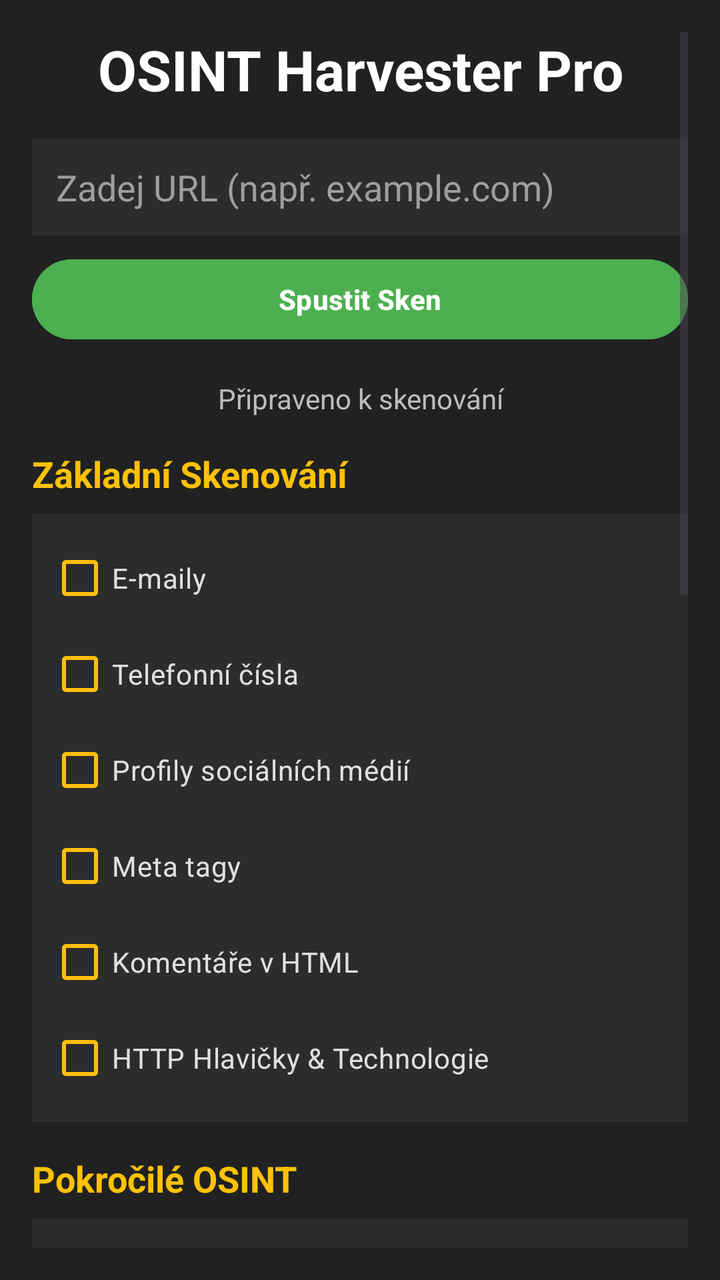
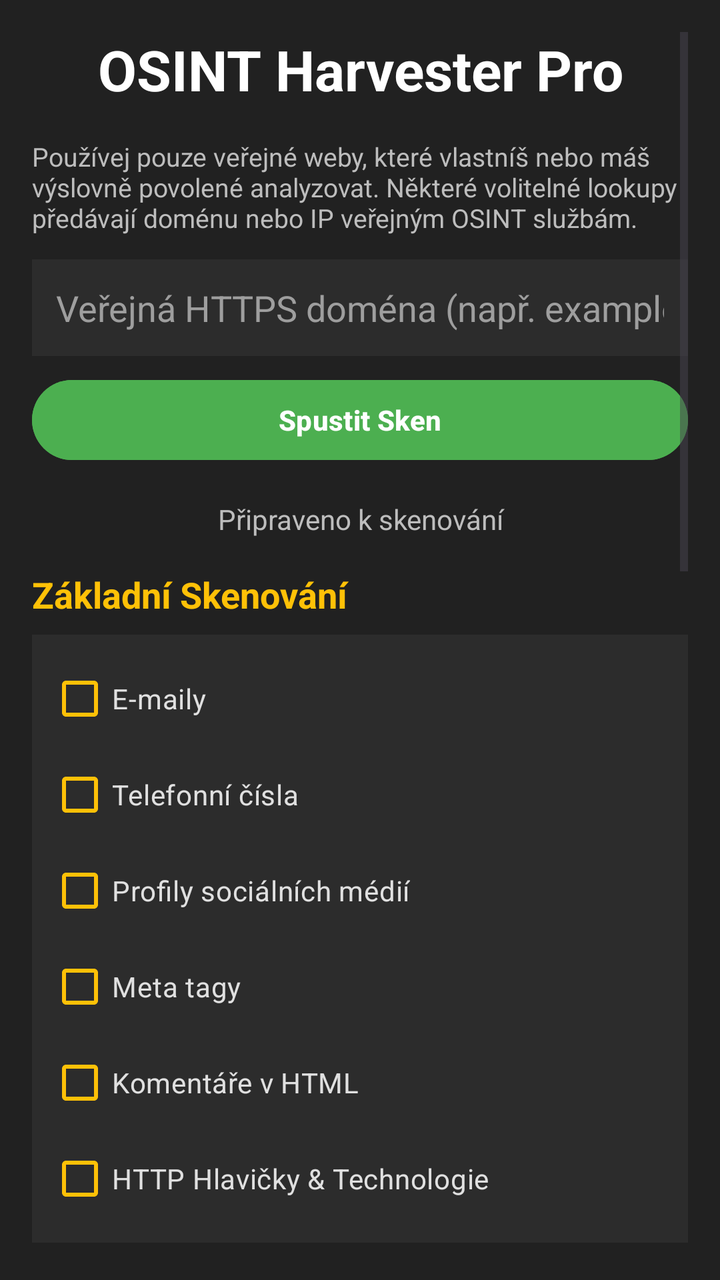

Two renders of the same Android screen: before a commit and after it. Below are the layout's source before the change and the commit's diff.
<!-- AndroidManifest.xml: application theme Theme.OsintHarvester -->
<!-- res/layout/activity_main.xml -->
<?xml version="1.0" encoding="utf-8"?>
<ScrollView xmlns:android="http://schemas.android.com/apk/res/android"
    xmlns:tools="http://schemas.android.com/tools"
    android:layout_width="match_parent"
    android:layout_height="match_parent"
    android:padding="16dp"
    android:background="#212121"
    tools:context=".MainActivity">

    <LinearLayout
        android:layout_width="match_parent"
        android:layout_height="wrap_content"
        android:orientation="vertical">

        
        <TextView
            android:id="@+id/app_title"
            android:layout_width="match_parent"
            android:layout_height="wrap_content"
            android:text="OSINT Harvester Pro"
            android:textSize="28sp"
            android:textStyle="bold"
            android:textColor="#FFFFFF"
            android:gravity="center_horizontal"
            android:layout_marginBottom="16dp"/>

        
        <EditText
            android:id="@+id/url_input"
            android:layout_width="match_parent"
            android:layout_height="wrap_content"
            android:hint="Zadej URL (např. example.com)"
            android:textColorHint="#9E9E9E"
            android:inputType="textUri"
            android:background="#2C2C2C"
            android:padding="12dp"
            android:textColor="#E0E0E0"
            android:layout_marginBottom="8dp"/>

        
        <Button
            android:id="@+id/scan_button"
            android:layout_width="match_parent"
            android:layout_height="wrap_content"
            android:text="Spustit Sken"
            android:backgroundTint="#4CAF50"
            android:textColor="#FFFFFF"
            android:textStyle="bold"
            android:layout_marginBottom="16dp"/>

        
        <ProgressBar
            android:id="@+id/progress_bar"
            style="?android:attr/progressBarStyleHorizontal"
            android:layout_width="match_parent"
            android:layout_height="wrap_content"
            android:visibility="gone"
            android:indeterminate="true"
            android:indeterminateTint="#03A9F4"
            android:layout_marginBottom="8dp"/>

        <TextView
            android:id="@+id/status_text"
            android:layout_width="match_parent"
            android:layout_height="wrap_content"
            android:text="Připraveno k skenování"
            android:textColor="#BDBDBD"
            android:textSize="14sp"
            android:gravity="center_horizontal"
            android:layout_marginBottom="16dp"/>

        
        <TextView
            android:layout_width="match_parent"
            android:layout_height="wrap_content"
            android:text="Základní Skenování"
            android:textColor="#FFC107"
            android:textSize="18sp"
            android:textStyle="bold"
            android:layout_marginBottom="8dp"/>

        <LinearLayout
            android:layout_width="match_parent"
            android:layout_height="wrap_content"
            android:orientation="vertical"
            android:background="#2C2C2C"
            android:padding="8dp"
            android:layout_marginBottom="16dp">

            <CheckBox android:id="@+id/emails_check"
                android:layout_width="wrap_content"
                android:layout_height="wrap_content"
                android:text="E-maily"
                android:textColor="#E0E0E0"
                android:buttonTint="#FFC107"/>
            <CheckBox android:id="@+id/phones_check"
                android:layout_width="wrap_content"
                android:layout_height="wrap_content"
                android:text="Telefonní čísla"
                android:textColor="#E0E0E0"
                android:buttonTint="#FFC107"/>
            <CheckBox android:id="@+id/social_check"
                android:layout_width="wrap_content"
                android:layout_height="wrap_content"
                android:text="Profily sociálních médií"
                android:textColor="#E0E0E0"
                android:buttonTint="#FFC107"/>
            <CheckBox android:id="@+id/meta_tags_check"
                android:layout_width="wrap_content"
                android:layout_height="wrap_content"
                android:text="Meta tagy"
                android:textColor="#E0E0E0"
                android:buttonTint="#FFC107"/>
            <CheckBox android:id="@+id/comments_check"
                android:layout_width="wrap_content"
                android:layout_height="wrap_content"
                android:text="Komentáře v HTML"
                android:textColor="#E0E0E0"
                android:buttonTint="#FFC107"/>
            <CheckBox android:id="@+id/http_headers_check"
                android:layout_width="wrap_content"
                android:layout_height="wrap_content"
                android:text="HTTP Hlavičky &amp; Technologie"
                android:textColor="#E0E0E0"
                android:buttonTint="#FFC107"/>
        </LinearLayout>

        
        <TextView
            android:layout_width="match_parent"
            android:layout_height="wrap_content"
            android:text="Pokročilé OSINT"
            android:textColor="#FFC107"
            android:textSize="18sp"
            android:textStyle="bold"
            android:layout_marginBottom="8dp"/>

        <LinearLayout
            android:layout_width="match_parent"
            android:layout_height="wrap_content"
            android:orientation="vertical"
            android:background="#2C2C2C"
            android:padding="8dp"
            android:layout_marginBottom="16dp">

            <CheckBox android:id="@+id/subdomains_check"
                android:layout_width="wrap_content"
                android:layout_height="wrap_content"
                android:text="Subdomény (crt.sh)"
                android:textColor="#E0E0E0"
                android:buttonTint="#FFC107"/>

            <CheckBox android:id="@+id/deep_crawl_check"
                android:layout_width="wrap_content"
                android:layout_height="wrap_content"
                android:text="Hluboké skenování (Deep Crawl)"
                android:textColor="#E0E0E0"
                android:buttonTint="#FFC107"/>

            
            <TextView
                android:id="@+id/depth_label"
                android:layout_width="match_parent"
                android:layout_height="wrap_content"
                android:layout_marginStart="8dp"
                android:layout_marginTop="4dp"
                android:layout_marginBottom="4dp"
                android:textColor="#BDBDBD"
                android:text="Hloubka skenování: 1"
                android:textSize="14sp"/>

            <SeekBar
                android:id="@+id/depth_seekbar"
                android:layout_width="match_parent"
                android:layout_height="wrap_content"
                android:layout_marginBottom="8dp"
                android:progressTint="#03A9F4"
                android:thumbTint="#03A9F4"/>

            <CheckBox android:id="@+id/wayback_check"
                android:layout_width="wrap_content"
                android:layout_height="wrap_content"
                android:text="Wayback Machine"
                android:textColor="#E0E0E0"
                android:buttonTint="#FFC107"/>
            <CheckBox android:id="@+id/reverse_ip_check"
                android:layout_width="wrap_content"
                android:layout_height="wrap_content"
                android:text="Reverzní IP lookup"
                android:textColor="#E0E0E0"
                android:buttonTint="#FFC107"/>
            <CheckBox android:id="@+id/dns_records_check"
                android:layout_width="wrap_content"
                android:layout_height="wrap_content"
                android:text="DNS záznamy"
                android:textColor="#E0E0E0"
                android:buttonTint="#FFC107"/>
            <CheckBox android:id="@+id/whois_check"
                android:layout_width="wrap_content"
                android:layout_height="wrap_content"
                android:text="WHOIS informace"
                android:textColor="#E0E0E0"
                android:buttonTint="#FFC107"/>

            
            <CheckBox android:id="@+id/file_detect_check"
                android:layout_width="wrap_content"
                android:layout_height="wrap_content"
                android:text="Detekce skrytých souborů"
                android:textColor="#E0E0E0"
                android:buttonTint="#FFC107"/>

        </LinearLayout>

        
        <TextView
            android:layout_width="match_parent"
            android:layout_height="wrap_content"
            android:text="Bezpečnostní Analýza"
            android:textColor="#FFC107"
            android:textSize="18sp"
            android:textStyle="bold"
            android:layout_marginBottom="8dp"/>

        <LinearLayout
            android:layout_width="match_parent"
            android:layout_height="wrap_content"
            android:orientation="vertical"
            android:background="#2C2C2C"
            android:padding="8dp"
            android:layout_marginBottom="16dp">

            <CheckBox android:id="@+id/ssl_check"
                android:layout_width="wrap_content"
                android:layout_height="wrap_content"
                android:text="SSL certifikát"
                android:textColor="#E0E0E0"
                android:buttonTint="#FFC107"/>
            <CheckBox android:id="@+id/api_keys_check"
                android:layout_width="wrap_content"
                android:layout_height="wrap_content"
                android:text="Potenciální API klíče"
                android:textColor="#E0E0E0"
                android:buttonTint="#FFC107"/>
            <CheckBox android:id="@+id/error_check"
                android:layout_width="wrap_content"
                android:layout_height="wrap_content"
                android:text="Chybové zprávy"
                android:textColor="#E0E0E0"
                android:buttonTint="#FFC107"/>
            <CheckBox android:id="@+id/directories_check"
                android:layout_width="wrap_content"
                android:layout_height="wrap_content"
                android:text="Běžné adresáře"
                android:textColor="#E0E0E0"
                android:buttonTint="#FFC107"/>
            <CheckBox android:id="@+id/robots_txt_check"
                android:layout_width="wrap_content"
                android:layout_height="wrap_content"
                android:text="robots.txt a Disallow"
                android:textColor="#E0E0E0"
                android:buttonTint="#FFC107"/>
        </LinearLayout>

        
        <TextView
            android:layout_width="match_parent"
            android:layout_height="wrap_content"
            android:text="Výsledky Skenování"
            android:textColor="#FFC107"
            android:textSize="18sp"
            android:textStyle="bold"
            android:layout_marginBottom="8dp"/>

        <LinearLayout
            android:id="@+id/results_container"
            android:layout_width="match_parent"
            android:layout_height="wrap_content"
            android:orientation="vertical"
            android:background="#2C2C2C"
            android:padding="8dp"/>
    </LinearLayout>
</ScrollView>
<!-- resources referenced by this layout -->
<resources>
  <style name="Theme.OsintHarvester" parent="Base.Theme.OsintHarvester" />
  <style name="Base.Theme.OsintHarvester" parent="Theme.Material3.DayNight.NoActionBar">
          
          
      </style>
</resources>

<!-- the commit's change to res/layout/activity_main.xml (unified diff, before → after) -->
@@ -24,12 +24,20 @@
             android:gravity="center_horizontal"
             android:layout_marginBottom="16dp"/>
 
+        <TextView
+            android:layout_width="match_parent"
+            android:layout_height="wrap_content"
+            android:text="Používej pouze veřejné weby, které vlastníš nebo máš výslovně povolené analyzovat. Některé volitelné lookupy předávají doménu nebo IP veřejným OSINT službám."
+            android:textColor="#BDBDBD"
+            android:textSize="13sp"
+            android:layout_marginBottom="12dp"/>
+
         
         <EditText
             android:id="@+id/url_input"
             android:layout_width="match_parent"
             android:layout_height="wrap_content"
-            android:hint="Zadej URL (např. example.com)"
+            android:hint="Veřejná HTTPS doména (např. example.com)"
             android:textColorHint="#9E9E9E"
             android:inputType="textUri"
             android:background="#2C2C2C"
@@ -47,6 +55,16 @@
             android:textColor="#FFFFFF"
             android:textStyle="bold"
             android:layout_marginBottom="16dp"/>
+
+        <Button
+            android:id="@+id/cancel_button"
+            android:layout_width="match_parent"
+            android:layout_height="wrap_content"
+            android:text="Zrušit sken"
+            android:backgroundTint="#616161"
+            android:textColor="#FFFFFF"
+            android:visibility="gone"
+            android:layout_marginBottom="12dp"/>
 
         
         <ProgressBar
@@ -206,7 +224,7 @@
             <CheckBox android:id="@+id/file_detect_check"
                 android:layout_width="wrap_content"
                 android:layout_height="wrap_content"
-                android:text="Detekce skrytých souborů"
+                android:text="Veřejné metadata soubory"
                 android:textColor="#E0E0E0"
                 android:buttonTint="#FFC107"/>
 
@@ -239,7 +257,7 @@
             <CheckBox android:id="@+id/api_keys_check"
                 android:layout_width="wrap_content"
                 android:layout_height="wrap_content"
-                android:text="Potenciální API klíče"
+                android:text="Možné API klíče (maskované)"
                 android:textColor="#E0E0E0"
                 android:buttonTint="#FFC107"/>
             <CheckBox android:id="@+id/error_check"
@@ -251,7 +269,7 @@
             <CheckBox android:id="@+id/directories_check"
                 android:layout_width="wrap_content"
                 android:layout_height="wrap_content"
-                android:text="Běžné adresáře"
+                android:text="Veřejné standardní cesty (HEAD)"
                 android:textColor="#E0E0E0"
                 android:buttonTint="#FFC107"/>
             <CheckBox android:id="@+id/robots_txt_check"
